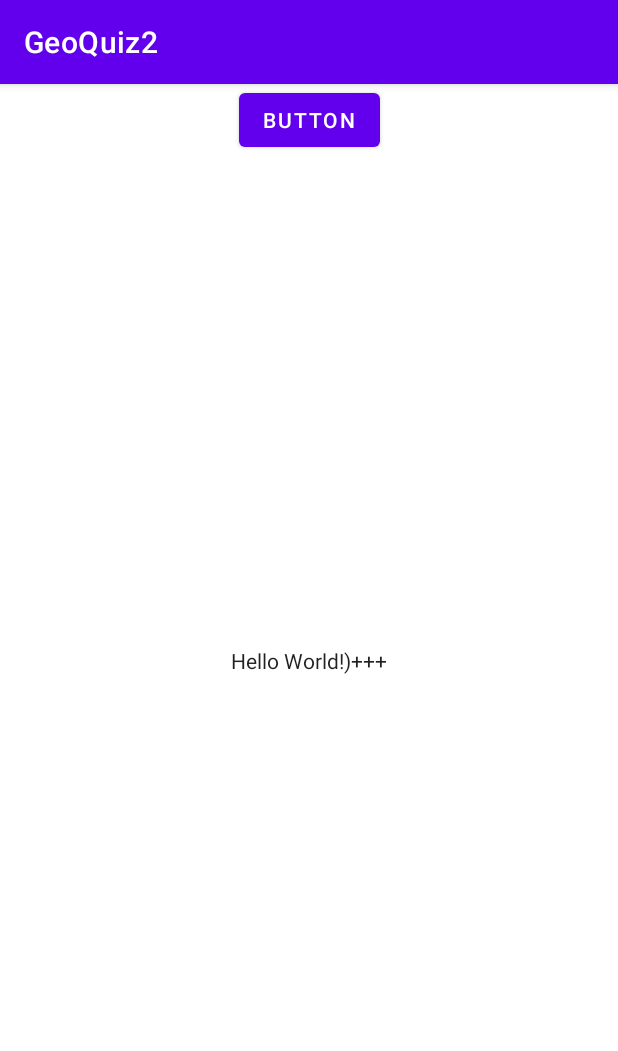
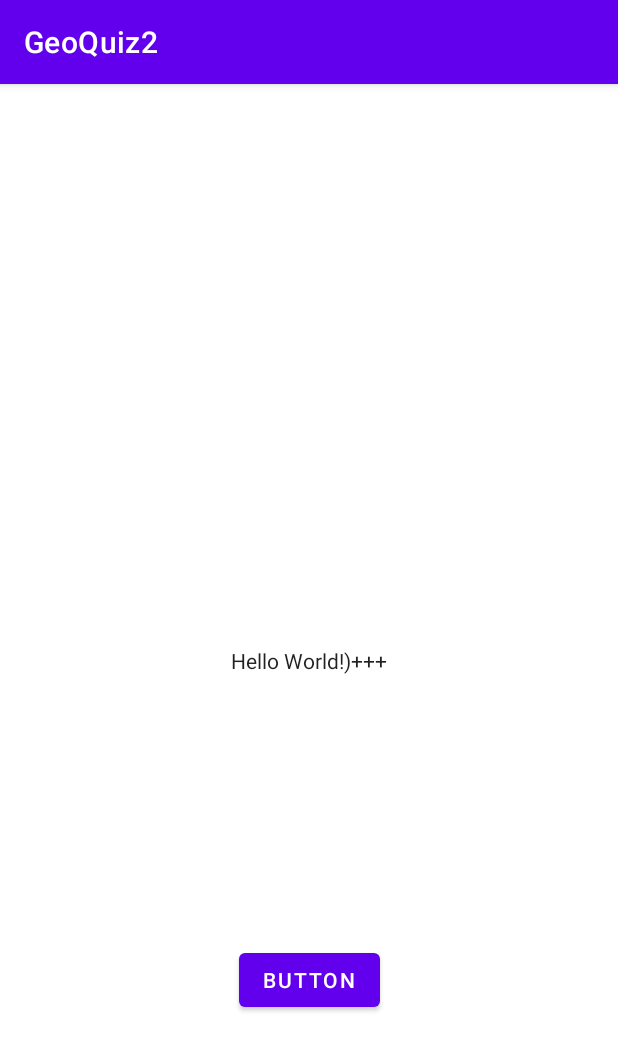
Before and after one commit to Ambrain/GeoQuiz2, an Android app: the screen it shows after launch (MainActivity), on a phone screen of 412 x 824 dp. Shown: the top 1051 px of the screen. Run offline under Robolectric (Android 15) with nearby library versions, the phone set to English and light mode, and no system bars.

Commit message:
Button position

```diff
--- a/app/src/main/res/layout/activity_main.xml
+++ b/app/src/main/res/layout/activity_main.xml
@@ -13,11 +13,14 @@
             app:layout_constraintBottom_toBottomOf="parent"
             app:layout_constraintLeft_toLeftOf="parent"
             app:layout_constraintRight_toRightOf="parent"
-            app:layout_constraintTop_toTopOf="parent" android:textAppearance="@style/TextAppearance.AppCompat.Body1"/>
+            app:layout_constraintTop_toTopOf="parent" android:textAppearance="@style/TextAppearance.AppCompat.Body1"
+            android:id="@+id/textView"/>
     <Button
             android:text="Button"
             android:layout_width="wrap_content"
             android:layout_height="wrap_content" app:layout_constraintStart_toStartOf="parent"
-            app:layout_constraintEnd_toEndOf="parent" android:id="@+id/button" tools:layout_editor_absoluteY="470dp"/>
+            app:layout_constraintEnd_toEndOf="parent" android:id="@+id/button" android:layout_marginTop="32dp"
+            app:layout_constraintTop_toBottomOf="@+id/textView" app:layout_constraintBottom_toBottomOf="parent"
+    />
 
 </androidx.constraintlayout.widget.ConstraintLayout>
```
